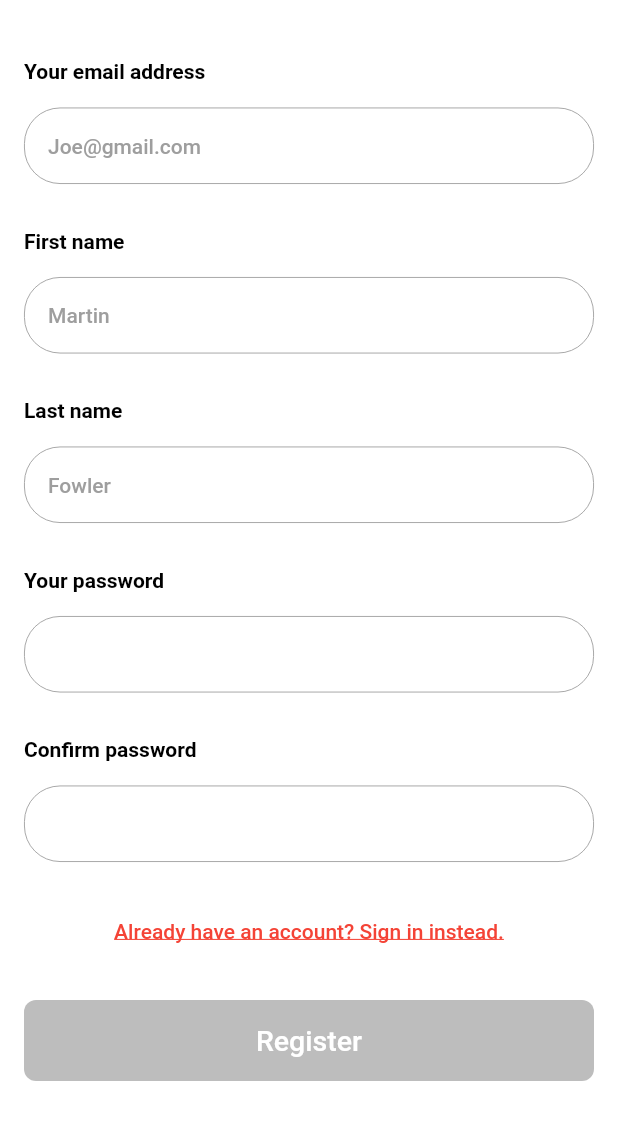
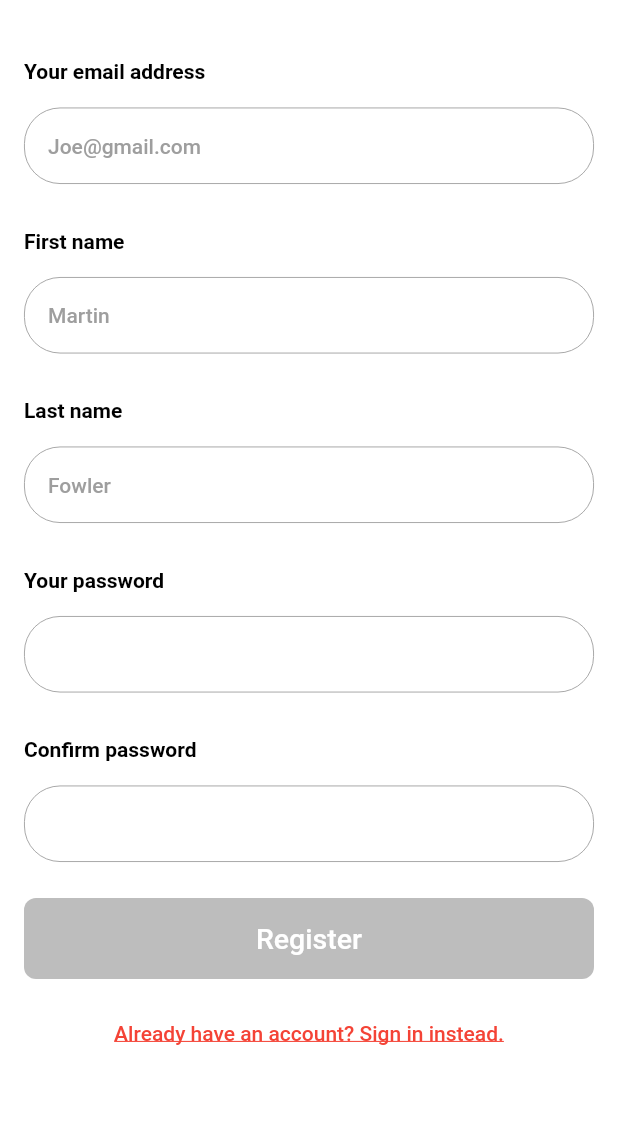
Before and after one commit to Hadii1/doomi, a Flutter app: the screen it shows after launch, scrolled down 61 dp, on a phone screen of 412 x 824 dp, the part 107-1236 px from its top. Run offline on Flutter 3.47's test engine with Material 2 defaults, Android fonts, the phone set to English and light mode, and no system bars; our stand-ins replace auto_route, cloud_firestore, csv, firebase_auth, firebase_core, flutter_riverpod and 3 more; accounts and stored records are empty.

Commit message:
ui enhancments

```diff
--- a/lib/screens/register.dart
+++ b/lib/screens/register.dart
@@ -26,9 +26,13 @@ class RegisterScreen extends ConsumerWidget {
         padding: EdgeInsets.only(
           left: Spacings.horizontalPadding.left,
           right: Spacings.horizontalPadding.left,
-          bottom: Spacings.bottomScreenPadding(context).bottom,
+          bottom: 48,
         ),
-        child: CtaButton(
+        child: Column(
+          mainAxisSize: MainAxisSize.min,
+          crossAxisAlignment: CrossAxisAlignment.stretch,
+          children: [
+            CtaButton(
               label: translate('register', context),
               enabled: notifier.areInfofilled(),
               animateEnabledState: true,
@@ -36,11 +40,29 @@ class RegisterScreen extends ConsumerWidget {
               onPressed: () async {
                 try {
                   await notifier.onRegisterPressed();
-              NavigatorService.navigateAndClearHistory(Routes.home, context);
+                  NavigatorService.navigateAndClearHistory(
+                      Routes.home, context);
                 } on Exception catch (e, _) {
                   ref.read(errorsProvider.notifier).showError(e, context);
                 }
               },
+            ),
+            const SizedBox(height: Spacings.spacingBetweenElements),
+            InkWell(
+              onTap: () => NavigatorService.navigateTo(Routes.login, context),
+              child: Padding(
+                padding: const EdgeInsets.all(Spacings.spacingFactor),
+                child: Text(
+                  translate('alreadyHaveAnAccount', context),
+                  textAlign: TextAlign.center,
+                  style: theme.body2.copyWith(
+                    color: theme.accentColor,
+                    decoration: TextDecoration.underline,
+                  ),
+                ),
+              ),
+            ),
+          ],
         ),
       ),
       body: KeyboardDismisser(
@@ -85,22 +107,7 @@ class RegisterScreen extends ConsumerWidget {
                 labelAboveField: translate('confirmPassword', context),
                 onChanged: (v) => notifier.setPasswordConfirmation = v,
               ),
-              const SizedBox(height: Spacings.spacingBetweenElements * 1.5),
-              InkWell(
-                onTap: () => NavigatorService.navigateTo(Routes.login, context),
-                child: Padding(
-                  padding: const EdgeInsets.all(Spacings.spacingFactor),
-                  child: Text(
-                    translate('alreadyHaveAnAccount', context),
-                    textAlign: TextAlign.center,
-                    style: theme.body2.copyWith(
-                      color: theme.accentColor,
-                      decoration: TextDecoration.underline,
-                    ),
-                  ),
-                ),
-              ),
-              const SizedBox(height: Spacings.spacingBetweenElements * 1.5),
+              const SizedBox(height: Spacings.spacingBetweenElements * 4),
             ],
           ),
         ),
--- a/lib/services/file_service.dart
+++ b/lib/services/file_service.dart
@@ -7,8 +7,9 @@ class FilesService implements IFilesService {
   @override
   Future<File> writeFile(String name, String content) async {
     final Directory? directory = Platform.isIOS
-        ? await getApplicationDocumentsDirectory()
+        ? await getDownloadsDirectory()
         : await getExternalStorageDirectory();
+
     if (await directory!.exists() == false) {
       await directory.create(recursive: true);
     }
--- a/lib/widgets/write_status_bottom_sheet.dart
+++ b/lib/widgets/write_status_bottom_sheet.dart
@@ -78,7 +78,6 @@ class WriteStatus extends ConsumerWidget {
                     ),
                     child: Text(
                       translate('deleteStatus', context),
-                      textAlign: TextAlign.center,
                       style: theme.body3.copyWith(
                         color: theme.accentColor,
                         decoration: TextDecoration.underline,
@@ -104,7 +103,7 @@ class WriteStatus extends ConsumerWidget {
                 enabled: notifier.isStatusValid,
               ),
               SizedBox(
-                height: MediaQuery.of(context).viewInsets.bottom,
+                height: MediaQuery.of(context).viewInsets.bottom + 24,
               )
             ],
           ),
```
Also changed, not shown: lib/services/csv_service.dart (+11 -7 lines), 2 other files. Lines whose indentation alone changed are shown as unchanged.
